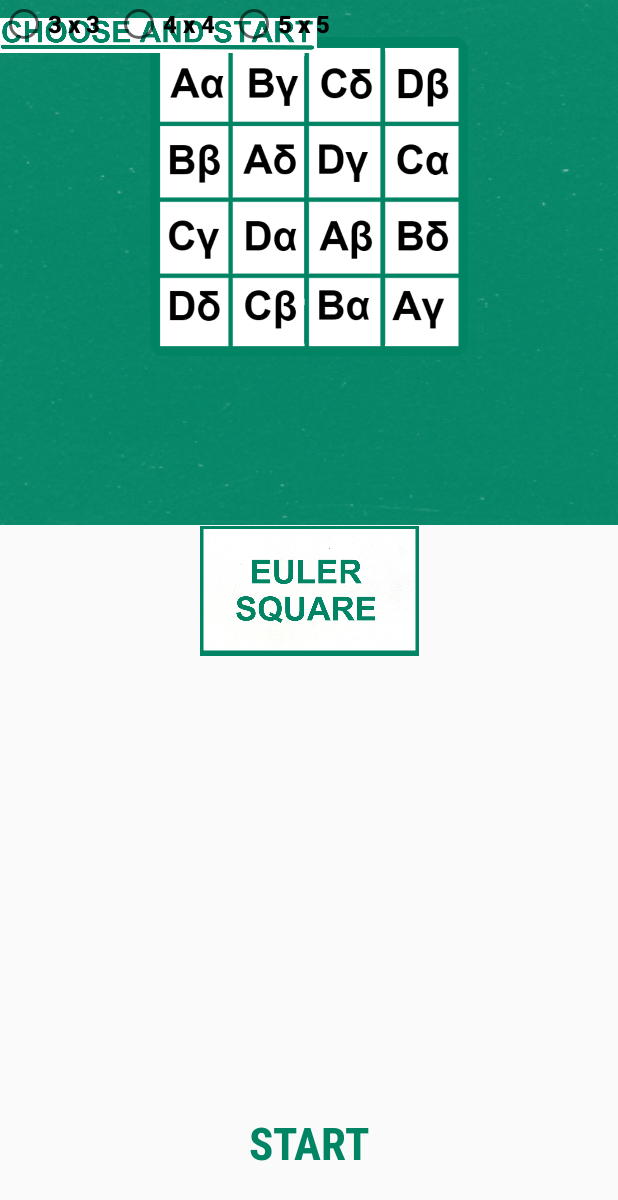
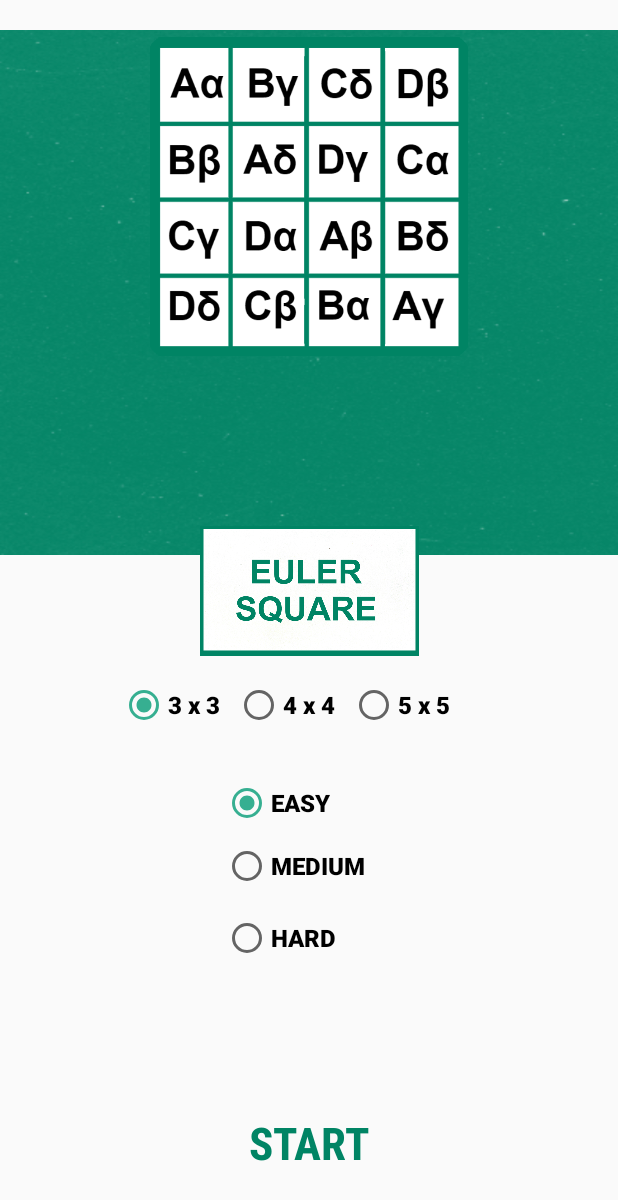
Before and after one commit to hnatiukmax/euler-square, an Android app: the screen it shows after launch (MainActivity), on a phone screen of 412 x 824 dp. Shown: the top 1200 px of the screen. Run offline under Robolectric (Android 15) with nearby library versions, the light colour scheme and no system bars.

Commit message:
fix logic

```diff
--- a/app/src/main/AndroidManifest.xml
+++ b/app/src/main/AndroidManifest.xml
@@ -9,9 +9,9 @@
         android:roundIcon="@mipmap/ic_launcher_round"
         android:supportsRtl="true"
         android:theme="@style/AppTheme">
-        <activity android:name=".GameActivity"></activity>
+        <activity android:name=".activities.GameActivity"></activity>
         <activity android:name=".ui.GameActivity" />
-        <activity android:name=".MainActivity">
+        <activity android:name=".activities.MainActivity">
             <intent-filter>
                 <action android:name="android.intent.action.MAIN" />
 
--- a/app/src/main/java/com/masterschief/eulersquare/GameActivity.java
+++ /dev/null
@@ -1,13 +0,0 @@
-package com.masterschief.eulersquare;
-
-import android.support.v7.app.AppCompatActivity;
-import android.os.Bundle;
-
-public class GameActivity extends AppCompatActivity {
-
-    @Override
-    protected void onCreate(Bundle savedInstanceState) {
-        super.onCreate(savedInstanceState);
-        setContentView(R.layout.activity_game);
-    }
-}
--- a/app/src/main/java/com/masterschief/eulersquare/MainActivity.java
+++ /dev/null
@@ -1,31 +0,0 @@
-package com.masterschief.eulersquare;
-
-import android.content.Intent;
-import android.support.v7.app.AppCompatActivity;
-import android.os.Bundle;
-import android.view.View;
-import android.widget.Button;
-import android.widget.CheckBox;
-import android.widget.CompoundButton;
-import android.widget.ImageView;
-import android.widget.RadioGroup;
-import android.widget.Toast;
-
-import com.masterschief.eulersquare.R;
-
-public class MainActivity extends AppCompatActivity {
-
-    private View.OnClickListener listener_go = (View v) -> {
-        Intent intent = new Intent(this, GameActivity.class);
-        //intent.putExtra("mode", result);
-        startActivity(intent);
-    };
-
-
-    @Override
-    protected void onCreate(Bundle savedInstanceState) {
-        super.onCreate(savedInstanceState);
-        setContentView(R.layout.activity_main);
-
-    }
-}
--- /dev/null
+++ b/app/src/main/java/com/masterschief/eulersquare/activities/GameActivity.java
@@ -0,0 +1,23 @@
+package com.masterschief.eulersquare.activities;
+
+import android.content.Intent;
+import android.support.v7.app.AppCompatActivity;
+import android.os.Bundle;
+
+import com.masterschief.eulersquare.R;
+import com.masterschief.eulersquare.logic.Level;
+import com.masterschief.eulersquare.logic.Mode;
+import com.masterschief.eulersquare.logic.Pair;
+import com.masterschief.eulersquare.logic.Size;
+
+public class GameActivity extends AppCompatActivity {
+
+    @Override
+    protected void onCreate(Bundle savedInstanceState) {
+        super.onCreate(savedInstanceState);
+        setContentView(R.layout.activity_game);
+
+        Intent intent = getIntent();
+        Mode mode = (Mode) (intent.getSerializableExtra("mode"));
+    }
+}
--- /dev/null
+++ b/app/src/main/java/com/masterschief/eulersquare/activities/MainActivity.java
@@ -0,0 +1,72 @@
+package com.masterschief.eulersquare.activities;
+
+import android.content.Intent;
+import android.support.v7.app.AppCompatActivity;
+import android.os.Bundle;
+import android.view.View;
+import android.widget.Button;
+import android.widget.RadioGroup;
+
+import com.masterschief.eulersquare.R;
+import com.masterschief.eulersquare.logic.*;
+
+public class MainActivity extends AppCompatActivity {
+    private RadioGroup rdSize;
+    private RadioGroup rdComplexity;
+    private Button btnGo;
+    private Mode mode;
+
+    private RadioGroup.OnCheckedChangeListener listener_size = (RadioGroup group, int id) -> {
+        switch (id) {
+            case R.id.x3:
+                mode.size = Size.X3;
+                break;
+            case R.id.x4:
+                mode.size = Size.X4;
+                break;
+            case R.id.x5:
+                mode.size = Size.X5;
+                break;
+        }
+    };
+
+
+    private RadioGroup.OnCheckedChangeListener listener_level = (RadioGroup group, int id) -> {
+        switch (id) {
+            case R.id.easy:
+                mode.level = Level.EASY;
+                break;
+            case R.id.medium:
+                mode.level = Level.MEDIUM;
+                break;
+            case R.id.hard:
+                mode.level = Level.HARD;
+                break;
+        }
+    };
+
+
+    private View.OnClickListener listener_go = (View v) -> {
+        Intent intent = new Intent(this, GameActivity.class);
+        intent.putExtra("mode", mode);
+        startActivity(intent);
+    };
+
+
+    @Override
+    protected void onCreate(Bundle savedInstanceState) {
+        super.onCreate(savedInstanceState);
+        setContentView(R.layout.activity_main);
+
+        mode = new Mode(Size.X3, Level.EASY);
+
+        btnGo = findViewById(R.id.go);
+        btnGo.setOnClickListener(listener_go);
+
+        rdSize = findViewById(R.id.rdSize);
+        rdComplexity = findViewById(R.id.rdComplexity);
+
+        rdSize.setOnCheckedChangeListener(listener_size);
+        rdComplexity.setOnCheckedChangeListener(listener_level);
+    }
+}
--- /dev/null
+++ b/app/src/main/java/com/masterschief/eulersquare/logic/Level.java
@@ -0,0 +1,17 @@
+package com.masterschief.eulersquare.logic;
+
+public enum Level {
+    EASY(1),
+    MEDIUM(2),
+    HARD(3);
+
+    private int comp;
+
+    Level(int comp) {
+        this.comp = comp;
+    }
+
+    public int getComplexity() {
+        return comp;
+    }
+}
--- /dev/null
+++ b/app/src/main/java/com/masterschief/eulersquare/logic/Mode.java
@@ -0,0 +1,13 @@
+package com.masterschief.eulersquare.logic;
+
+import java.io.Serializable;
+
+public class Mode implements Serializable {
+    public Size size;
+    public Level level;
+
+    public Mode(Size size, Level level) {
+        this.size = size;
+        this.level = level;
+    }
+}
--- a/app/src/main/java/com/masterschief/eulersquare/logic/Pair.java
+++ b/app/src/main/java/com/masterschief/eulersquare/logic/Pair.java
@@ -1,8 +1,9 @@
 package com.masterschief.eulersquare.logic;
 
+import java.io.Serializable;
 import java.util.Objects;
 
-public class Pair {
+public class Pair implements Serializable {
     public int first;
     public int second;
 
--- /dev/null
+++ b/app/src/main/java/com/masterschief/eulersquare/logic/Size.java
@@ -0,0 +1,17 @@
+package com.masterschief.eulersquare.logic;
+
+public enum Size {
+    X3(3),
+    X4(4),
+    X5(5);
+
+    private int size;
+
+    Size(int size) {
+        this.size = size;
+    }
+
+    public int getSize() {
+        return size;
+    }
+}
--- a/app/src/main/res/layout/activity_game.xml
+++ b/app/src/main/res/layout/activity_game.xml
@@ -4,14 +4,8 @@
     xmlns:tools="http://schemas.android.com/tools"
     android:layout_width="match_parent"
     android:layout_height="match_parent"
-    tools:context=".GameActivity">
+    tools:context=".activities.GameActivity">
 
 
-    <ImageView
-        android:id="@+id/imageView"
-        android:layout_width="wrap_content"
-        android:layout_height="wrap_content"
-        app:srcCompat="@drawable/back"
-        tools:layout_editor_absoluteX="86dp"
-        tools:layout_editor_absoluteY="99dp" />
+
 </android.support.constraint.ConstraintLayout>
--- a/app/src/main/res/layout/activity_main.xml
+++ b/app/src/main/res/layout/activity_main.xml
@@ -4,7 +4,7 @@
     xmlns:tools="http://schemas.android.com/tools"
     android:layout_width="match_parent"
     android:layout_height="match_parent"
-    tools:context=".MainActivity">
+    tools:context=".activities.MainActivity">
 
 
     <Button
@@ -27,10 +27,13 @@
         android:id="@+id/imageView2"
         android:layout_width="0dp"
         android:layout_height="wrap_content"
+        android:layout_marginBottom="149dp"
         android:scaleType="fitXY"
+        app:layout_constraintBottom_toTopOf="@+id/rdComplexity"
         app:layout_constraintEnd_toEndOf="parent"
         app:layout_constraintStart_toStartOf="parent"
         app:layout_constraintTop_toTopOf="parent"
+        app:layout_constraintVertical_chainStyle="packed"
         app:srcCompat="@drawable/back_new" />
 
     <ImageView
@@ -55,24 +58,24 @@
         app:layout_constraintTop_toTopOf="parent"
         app:srcCompat="@drawable/logo2" />
 
-    <ImageView
-        android:id="@+id/imageView5"
-        android:layout_width="211dp"
-        android:layout_height="47dp"
-        app:srcCompat="@drawable/choose"
-        tools:layout_editor_absoluteX="75dp"
-        tools:layout_editor_absoluteY="409dp" />
+    <RadioGroup
+        android:id="@+id/rdSize"
+        android:layout_width="235dp"
+        android:layout_height="46dp"
 
-    <RadioGroup
-        android:layout_width="236dp"
-        android:layout_height="37dp"
+        android:layout_marginStart="64dp"
+        android:layout_marginTop="84dp"
+        android:layout_marginEnd="64dp"
+        android:checkedButton="@+id/x3"
         android:orientation="horizontal"
-
-        tools:layout_editor_absoluteX="63dp"
-        tools:layout_editor_absoluteY="468dp">
+        app:layout_constraintEnd_toEndOf="parent"
+        app:layout_constraintHorizontal_bias="0.333"
+        app:layout_constraintStart_toStartOf="parent"
+        app:layout_constraintTop_toBottomOf="@+id/imageView2">
 
 
         <RadioButton
+            android:id="@+id/x3"
             android:layout_width="wrap_content"
             android:layout_height="wrap_content"
             android:layout_marginRight="10dp"
@@ -83,6 +86,7 @@
 
 
         <RadioButton
+            android:id="@+id/x4"
             android:layout_width="wrap_content"
             android:layout_height="wrap_content"
             android:layout_marginRight="10dp"
@@ -92,6 +96,7 @@
             android:textStyle="bold" />
 
         <RadioButton
+            android:id="@+id/x5"
             android:layout_width="wrap_content"
             android:layout_height="wrap_content"
             android:layout_marginRight="10dp"
@@ -102,4 +107,50 @@
 
     </RadioGroup>
 
+    <RadioGroup
+        android:id="@+id/rdComplexity"
+        android:layout_width="wrap_content"
+        android:layout_height="145dp"
+        android:layout_marginStart="64dp"
+        android:layout_marginEnd="64dp"
+        android:layout_marginBottom="140dp"
+        android:checkedButton="@+id/easy"
+        android:orientation="vertical"
+        app:layout_constraintBottom_toBottomOf="parent"
+        app:layout_constraintEnd_toEndOf="@+id/imageView4"
+        app:layout_constraintStart_toStartOf="@+id/rdSize"
+        app:layout_constraintTop_toBottomOf="@+id/imageView2">
+
+        <RadioButton
+            android:id="@+id/easy"
+            android:layout_width="wrap_content"
+            android:layout_height="wrap_content"
+            android:layout_marginBottom="10dp"
+            android:fontFamily="sans-serif-medium"
+            android:text="EASY"
+            android:textSize="16sp"
+            android:textStyle="bold" />
+
+        <RadioButton
+            android:id="@+id/medium"
+            android:layout_width="wrap_content"
+            android:layout_height="wrap_content"
+            android:layout_marginBottom="10dp"
+            android:fontFamily="sans-serif-medium"
+            android:text="MEDIUM"
+            android:textSize="16sp"
+            android:textStyle="bold" />
+
+        <RadioButton
+            android:id="@+id/hard"
+            android:layout_width="wrap_content"
+            android:layout_height="44dp"
+            android:layout_marginBottom="10dp"
+            android:fontFamily="sans-serif-medium"
+            android:text="HARD"
+            android:textSize="16sp"
+            android:textStyle="bold" />
+
+    </RadioGroup>
+
 </android.support.constraint.ConstraintLayout>
```
Also changed, not shown: app/src/main/res/drawable-v24/3x3.png (deleted), app/src/main/res/drawable-v24/3x3l.png (deleted), app/src/main/res/drawable-v24/4x4.png (deleted), app/src/main/res/drawable-v24/4x4l.png (deleted), app/src/main/res/drawable-v24/5x5.png (deleted), app/src/main/res/drawable-v24/5x5l.png (deleted), app/src/main/res/drawable-v24/medium.png (added), app/src/main/res/drawable-v24/mediuml.png (added).
